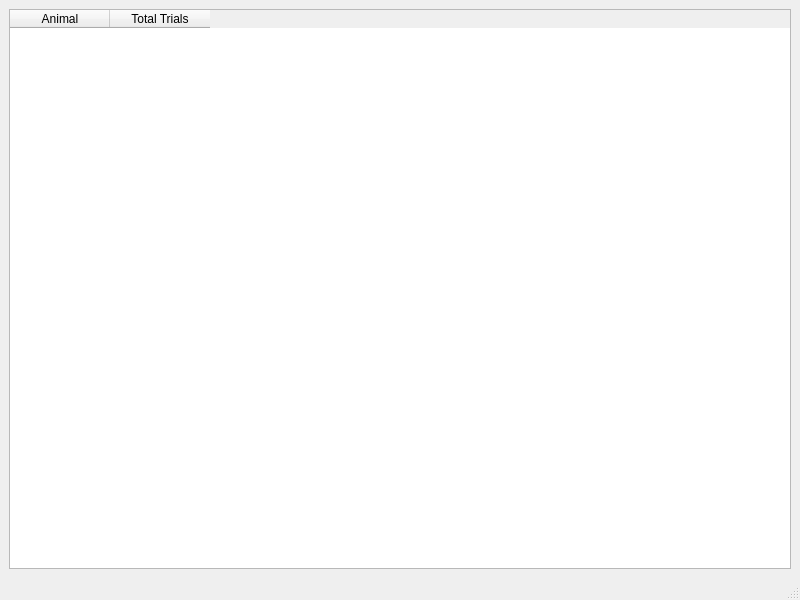
The window that UI/AnalysisWindow.ui (RoboDoig/autonomouse-control) describes before a commit, drawn with Qt 5.
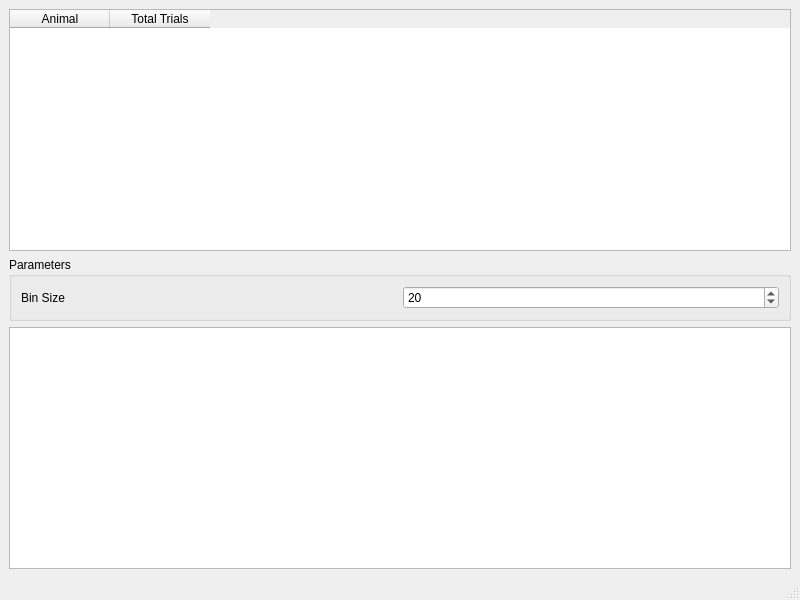
The same window after the commit. Custom widgets are drawn as their Qt base class.

Commit message: Implemented mouse performance view in analysis window

```diff
--- a/UI/AnalysisWindow.ui
+++ b/UI/AnalysisWindow.ui
@@ -15,6 +15,9 @@
   </property>
   <widget class="QWidget" name="centralwidget">
    <layout class="QGridLayout" name="gridLayout">
+    <item row="2" column="0">
+     <widget class="PlotWidget" name="animalPerformanceView"/>
+    </item>
     <item row="0" column="0">
      <widget class="QTableWidget" name="experimentStatsTable">
       <property name="editTriggers">
@@ -35,6 +38,35 @@
       </column>
      </widget>
     </item>
+    <item row="1" column="0">
+     <widget class="QGroupBox" name="groupBox">
+      <property name="title">
+       <string>Parameters</string>
+      </property>
+      <layout class="QGridLayout" name="gridLayout_2">
+       <item row="1" column="1">
+        <widget class="QSpinBox" name="binSizeSpin">
+         <property name="minimum">
+          <number>1</number>
+         </property>
+         <property name="maximum">
+          <number>200</number>
+         </property>
+         <property name="value">
+          <number>20</number>
+         </property>
+        </widget>
+       </item>
+       <item row="1" column="0">
+        <widget class="QLabel" name="label">
+         <property name="text">
+          <string>Bin Size</string>
+         </property>
+        </widget>
+       </item>
+      </layout>
+     </widget>
+    </item>
    </layout>
   </widget>
   <widget class="QMenuBar" name="menubar">
@@ -49,6 +81,13 @@
   </widget>
   <widget class="QStatusBar" name="statusbar"/>
  </widget>
+ <customwidgets>
+  <customwidget>
+   <class>PlotWidget</class>
+   <extends>QGraphicsView</extends>
+   <header>pyqtgraph</header>
+  </customwidget>
+ </customwidgets>
  <resources/>
  <connections/>
 </ui>
```
The commit also changes 3 other files.
